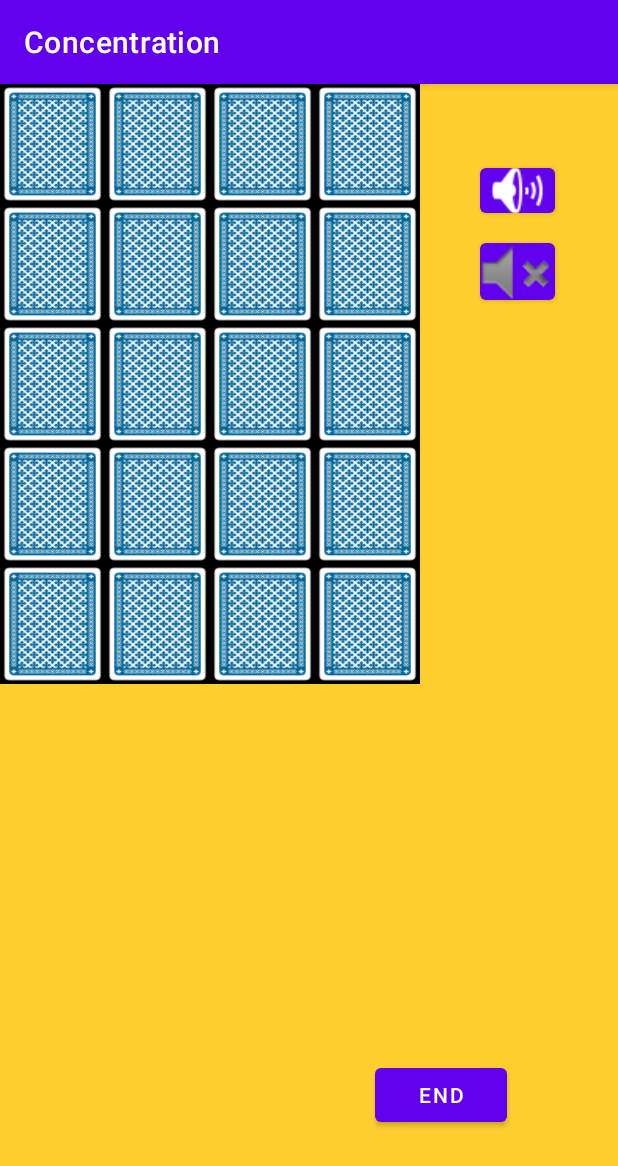
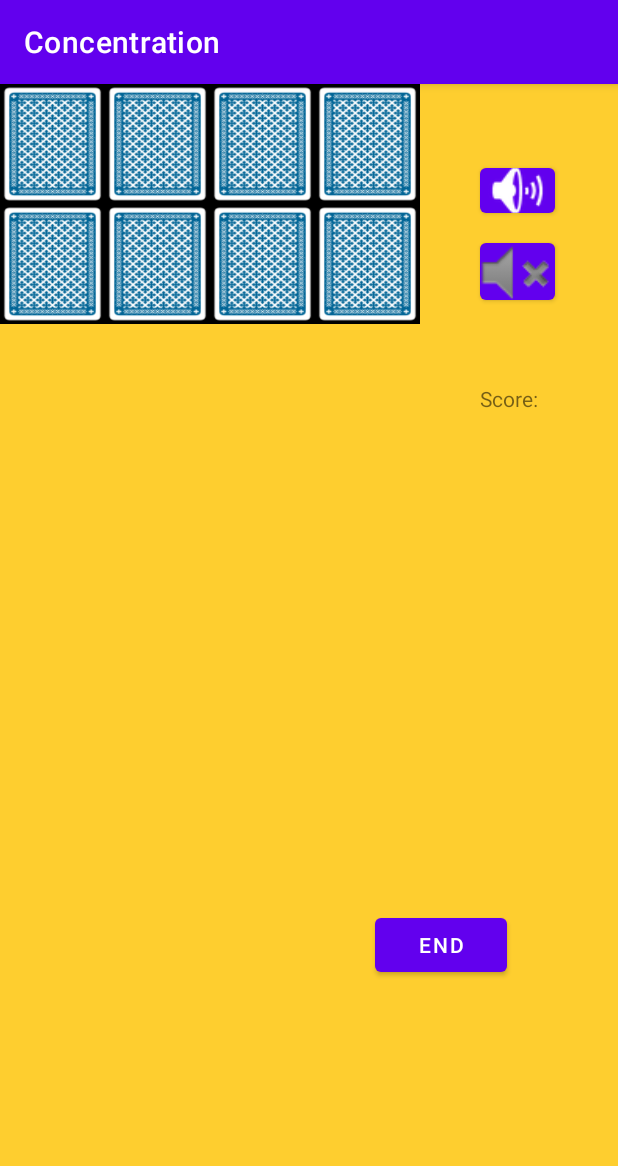
Before and after one commit to Auraiporn/AndroidApp-Concentration, an Android app: the GameScreenActivity screen opened directly, with no data from a screen before it, on a phone screen of 412 x 824 dp. Shown: the top 1166 px of the screen. Run offline under Robolectric (Android 15) with nearby library versions, the phone set to English and light mode, and no system bars; Roboto replaces fonts that are not available here.

Commit message:
Card Game working
Card game is working with hardcoded amount of cards

```diff
--- a/Concentration/app/src/main/res/layout/activity_game_screen.xml
+++ b/Concentration/app/src/main/res/layout/activity_game_screen.xml
@@ -17,11 +17,19 @@
 
     </GridLayout>
 
+    <TextView
+        android:layout_width="wrap_content"
+        android:layout_height="wrap_content"
+        android:id="@+id/txtScore"
+        android:layout_marginStart="320dp"
+        android:layout_marginTop="200dp"
+        android:text="Score: "/>
+
     <Button
         android:id="@+id/btnEnd"
         android:layout_width="wrap_content"
         android:layout_height="wrap_content"
-        android:layout_marginTop="650dp"
+        android:layout_marginTop="550dp"
         android:layout_marginLeft="250dp"
         android:text="End" />
 
```
Also changed, not shown: Concentration/app/src/main/java/com/example/concentration/Card.java (+25 -0 lines), Concentration/app/src/main/java/com/example/concentration/GameScreenActivity.java (+39 -4 lines).
